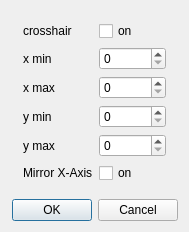
Before: the Qt Designer form escam/dialogchartsettings.ui in Entwicklungsburo-Stresing/EBST_CAM, drawn with Qt 5.
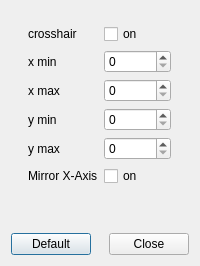
After: the same form once the commit is applied.

Commit message:
Update closing behavior for dialogs
Change ok buttons to close and automatically save changes with out confirming. Moved the Cameras and Reset axes menu actions to chart settings.

What changed in the file:
```diff
--- a/escam/dialogchartsettings.ui
+++ b/escam/dialogchartsettings.ui
@@ -6,31 +6,43 @@
    <rect>
     <x>0</x>
     <y>0</y>
-    <width>189</width>
-    <height>232</height>
+    <width>200</width>
+    <height>266</height>
    </rect>
   </property>
+  <property name="minimumSize">
+   <size>
+    <width>200</width>
+    <height>266</height>
+   </size>
+  </property>
   <property name="windowTitle">
    <string>Chart settings</string>
   </property>
   <layout class="QVBoxLayout" name="verticalLayout">
+   <item>
+    <spacer name="verticalSpacer_3">
+     <property name="orientation">
+      <enum>Qt::Orientation::Vertical</enum>
+     </property>
+     <property name="sizeHint" stdset="0">
+      <size>
+       <width>20</width>
+       <height>40</height>
+      </size>
+     </property>
+    </spacer>
+   </item>
    <item>
     <layout class="QGridLayout" name="gridLayout">
-     <item row="1" column="2">
-      <widget class="QCheckBox" name="checkBoxShowCrosshair">
-       <property name="text">
-        <string>on</string>
-       </property>
-      </widget>
-     </item>
-     <item row="2" column="2">
-      <widget class="QSpinBox" name="spinBoxXmin">
+     <item row="3" column="2">
+      <widget class="QSpinBox" name="spinBoxYmin">
        <property name="maximum">
         <number>999999999</number>
        </property>
       </widget>
      </item>
-     <item row="6" column="2">
+     <item row="5" column="2">
       <widget class="QCheckBox" name="checkBoxMirrorX">
        <property name="text">
         <string>on</string>
@@ -40,28 +52,7 @@
        </property>
       </widget>
      </item>
-     <item row="4" column="2">
-      <widget class="QSpinBox" name="spinBoxYmin">
-       <property name="maximum">
-        <number>999999999</number>
-       </property>
-      </widget>
-     </item>
-     <item row="5" column="2">
-      <widget class="QSpinBox" name="spinBoxYmax">
-       <property name="maximum">
-        <number>999999999</number>
-       </property>
-      </widget>
-     </item>
-     <item row="6" column="1">
-      <widget class="QLabel" name="labelMirrorX">
-       <property name="text">
-        <string>Mirror X-Axis</string>
-       </property>
-      </widget>
-     </item>
-     <item row="3" column="0">
+     <item row="2" column="0">
       <spacer name="horizontalSpacer">
        <property name="orientation">
         <enum>Qt::Horizontal</enum>
@@ -74,73 +65,88 @@
        </property>
       </spacer>
      </item>
-     <item row="5" column="1">
-      <widget class="QLabel" name="labelYmax">
+     <item row="2" column="1">
+      <widget class="QLabel" name="labelXmax">
        <property name="text">
-        <string>y max</string>
+        <string>x max</string>
        </property>
       </widget>
      </item>
-     <item row="4" column="1">
+     <item row="2" column="3">
+      <spacer name="horizontalSpacer_2">
+       <property name="orientation">
+        <enum>Qt::Orientation::Horizontal</enum>
+       </property>
+       <property name="sizeHint" stdset="0">
+        <size>
+         <width>40</width>
+         <height>20</height>
+        </size>
+       </property>
+      </spacer>
+     </item>
+     <item row="3" column="1">
       <widget class="QLabel" name="labelYmin">
        <property name="text">
         <string>y min</string>
        </property>
       </widget>
      </item>
-     <item row="3" column="3">
-      <spacer name="horizontalSpacer_2">
-       <property name="orientation">
-        <enum>Qt::Horizontal</enum>
-       </property>
-       <property name="sizeHint" stdset="0">
-        <size>
-         <width>40</width>
-         <height>20</height>
-        </size>
-       </property>
-      </spacer>
-     </item>
-     <item row="2" column="1">
+     <item row="1" column="1">
       <widget class="QLabel" name="labelXmin">
        <property name="text">
         <string>x min</string>
        </property>
       </widget>
      </item>
-     <item row="3" column="2">
+     <item row="2" column="2">
       <widget class="QSpinBox" name="spinBoxXmax">
        <property name="maximum">
         <number>999999999</number>
        </property>
       </widget>
      </item>
-     <item row="3" column="1">
-      <widget class="QLabel" name="labelXmax">
-       <property name="text">
-        <string>x max</string>
-       </property>
-      </widget>
-     </item>
-     <item row="1" column="1">
+     <item row="0" column="1">
       <widget class="QLabel" name="labelShowCrosshair">
        <property name="text">
         <string>crosshair</string>
        </property>
       </widget>
      </item>
+     <item row="5" column="1">
+      <widget class="QLabel" name="labelMirrorX">
+       <property name="text">
+        <string>Mirror X-Axis</string>
+       </property>
+      </widget>
+     </item>
+     <item row="4" column="1">
+      <widget class="QLabel" name="labelYmax">
+       <property name="text">
+        <string>y max</string>
+       </property>
+      </widget>
+     </item>
      <item row="0" column="2">
-      <spacer name="verticalSpacer">
-       <property name="orientation">
-        <enum>Qt::Vertical</enum>
+      <widget class="QCheckBox" name="checkBoxShowCrosshair">
+       <property name="text">
+        <string>on</string>
        </property>
-       <property name="sizeHint" stdset="0">
-        <size>
-         <width>20</width>
-         <height>40</height>
-        </size>
+      </widget>
+     </item>
+     <item row="4" column="2">
+      <widget class="QSpinBox" name="spinBoxYmax">
+       <property name="maximum">
+        <number>999999999</number>
        </property>
-      </spacer>
+      </widget>
+     </item>
+     <item row="1" column="2">
+      <widget class="QSpinBox" name="spinBoxXmin">
+       <property name="maximum">
+        <number>999999999</number>
+       </property>
+      </widget>
      </item>
     </layout>
    </item>
@@ -158,11 +164,51 @@
     </spacer>
    </item>
    <item>
-    <widget class="QDialogButtonBox" name="buttonBox">
-     <property name="standardButtons">
-      <set>QDialogButtonBox::Cancel|QDialogButtonBox::Ok</set>
+    <spacer name="verticalSpacer">
+     <property name="orientation">
+      <enum>Qt::Orientation::Vertical</enum>
      </property>
-    </widget>
+     <property name="sizeHint" stdset="0">
+      <size>
+       <width>20</width>
+       <height>40</height>
+      </size>
+     </property>
+    </spacer>
+   </item>
+   <item>
+    <layout class="QVBoxLayout" name="verticalLayoutCameras"/>
+   </item>
+   <item>
+    <spacer name="verticalSpacer_4">
+     <property name="orientation">
+      <enum>Qt::Orientation::Vertical</enum>
+     </property>
+     <property name="sizeHint" stdset="0">
+      <size>
+       <width>20</width>
+       <height>40</height>
+      </size>
+     </property>
+    </spacer>
+   </item>
+   <item>
+    <layout class="QHBoxLayout" name="horizontalLayoutButtons">
+     <item>
+      <widget class="QPushButton" name="pushButtonDefault">
+       <property name="text">
+        <string>Default</string>
+       </property>
+      </widget>
+     </item>
+     <item>
+      <widget class="QDialogButtonBox" name="buttonBox">
+       <property name="standardButtons">
+        <set>QDialogButtonBox::StandardButton::Close</set>
+       </property>
+      </widget>
+     </item>
+    </layout>
    </item>
   </layout>
  </widget>
```
Left out of the diff: 28 changed lines with no effect on the pictures. The commit also changes 19 other files.
